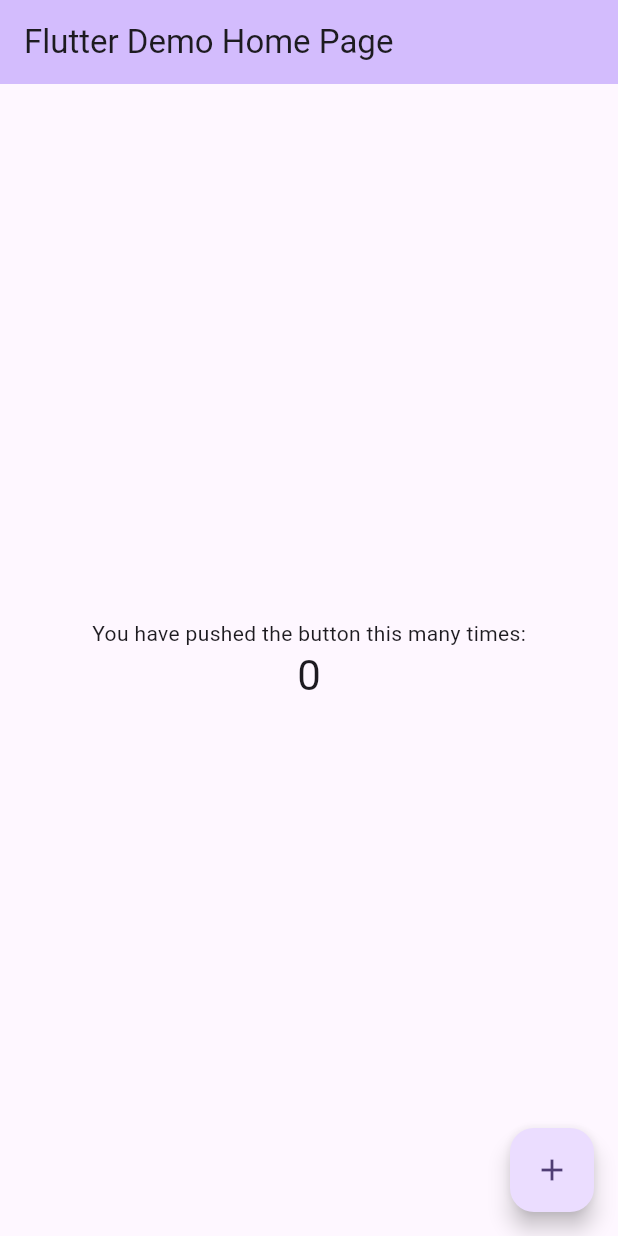
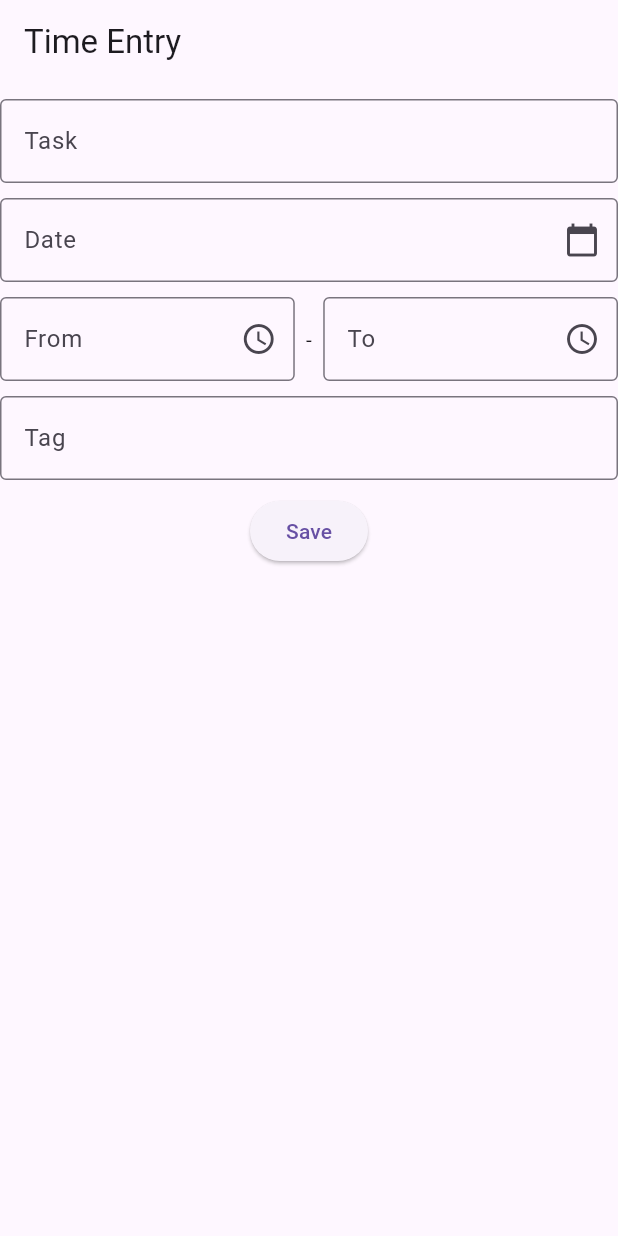
Before and after one commit to kaleabtesfaye01/task_management_app, a Flutter app: the screen it shows after launch, on a phone screen of 412 x 824 dp. Run offline on Flutter 3.47's test engine with Material 3 defaults, Android fonts, the phone set to English and light mode, and no system bars.

Commit message:
create time entry page to record tasks

```diff
--- a/lib/main.dart
+++ b/lib/main.dart
@@ -1,4 +1,5 @@
 import 'package:flutter/material.dart';
+import 'package:task_management_app/time_entry_page.dart';
 
 void main() {
   runApp(const MyApp());
@@ -7,119 +8,12 @@ void main() {
 class MyApp extends StatelessWidget {
   const MyApp({super.key});
 
-  // This widget is the root of your application.
   @override
   Widget build(BuildContext context) {
-    return MaterialApp(
-      title: 'Flutter Demo',
-      theme: ThemeData(
-        // This is the theme of your application.
-        //
-        // TRY THIS: Try running your application with "flutter run". You'll see
-        // the application has a purple toolbar. Then, without quitting the app,
-        // try changing the seedColor in the colorScheme below to Colors.green
-        // and then invoke "hot reload" (save your changes or press the "hot
-        // reload" button in a Flutter-supported IDE, or press "r" if you used
-        // the command line to start the app).
-        //
-        // Notice that the counter didn't reset back to zero; the application
-        // state is not lost during the reload. To reset the state, use hot
-        // restart instead.
-        //
-        // This works for code too, not just values: Most code changes can be
-        // tested with just a hot reload.
-        colorScheme: ColorScheme.fromSeed(seedColor: Colors.deepPurple),
-        useMaterial3: true,
-      ),
-      home: const MyHomePage(title: 'Flutter Demo Home Page'),
+    return const MaterialApp(
+      debugShowCheckedModeBanner: false,
+      title: 'Task Management App',
+      home: TimeEntryPage(),
     );
   }
 }
-
-class MyHomePage extends StatefulWidget {
-  const MyHomePage({super.key, required this.title});
-
-  // This widget is the home page of your application. It is stateful, meaning
-  // that it has a State object (defined below) that contains fields that affect
-  // how it looks.
-
-  // This class is the configuration for the state. It holds the values (in this
-  // case the title) provided by the parent (in this case the App widget) and
-  // used by the build method of the State. Fields in a Widget subclass are
-  // always marked "final".
-
-  final String title;
-
-  @override
-  State<MyHomePage> createState() => _MyHomePageState();
-}
-
-class _MyHomePageState extends State<MyHomePage> {
-  int _counter = 0;
-
-  void _incrementCounter() {
-    setState(() {
-      // This call to setState tells the Flutter framework that something has
-      // changed in this State, which causes it to rerun the build method below
-      // so that the display can reflect the updated values. If we changed
-      // _counter without calling setState(), then the build method would not be
-      // called again, and so nothing would appear to happen.
-      _counter++;
-    });
-  }
-
-  @override
-  Widget build(BuildContext context) {
-    // This method is rerun every time setState is called, for instance as done
-    // by the _incrementCounter method above.
-    //
-    // The Flutter framework has been optimized to make rerunning build methods
-    // fast, so that you can just rebuild anything that needs updating rather
-    // than having to individually change instances of widgets.
-    return Scaffold(
-      appBar: AppBar(
-        // TRY THIS: Try changing the color here to a specific color (to
-        // Colors.amber, perhaps?) and trigger a hot reload to see the AppBar
-        // change color while the other colors stay the same.
-        backgroundColor: Theme.of(context).colorScheme.inversePrimary,
-        // Here we take the value from the MyHomePage object that was created by
-        // the App.build method, and use it to set our appbar title.
-        title: Text(widget.title),
-      ),
-      body: Center(
-        // Center is a layout widget. It takes a single child and positions it
-        // in the middle of the parent.
-        child: Column(
-          // Column is also a layout widget. It takes a list of children and
-          // arranges them vertically. By default, it sizes itself to fit its
-          // children horizontally, and tries to be as tall as its parent.
-          //
-          // Column has various properties to control how it sizes itself and
-          // how it positions its children. Here we use mainAxisAlignment to
-          // center the children vertically; the main axis here is the vertical
-          // axis because Columns are vertical (the cross axis would be
-          // horizontal).
-          //
-          // TRY THIS: Invoke "debug painting" (choose the "Toggle Debug Paint"
-          // action in the IDE, or press "p" in the console), to see the
-          // wireframe for each widget.
-          mainAxisAlignment: MainAxisAlignment.center,
-          children: <Widget>[
-            const Text(
-              'You have pushed the button this many times:',
-            ),
-            Text(
-              '$_counter',
-              style: Theme.of(context).textTheme.headlineMedium,
-            ),
-          ],
-        ),
-      ),
-      floatingActionButton: FloatingActionButton(
-        onPressed: _incrementCounter,
-        tooltip: 'Increment',
-        child: const Icon(Icons.add),
-      ), // This trailing comma makes auto-formatting nicer for build methods.
-    );
-  }
-}
--- /dev/null
+++ b/lib/time_entry_page.dart
@@ -0,0 +1,186 @@
+import 'package:flutter/material.dart';
+import 'package:intl/intl.dart';
+
+class TimeEntryPage extends StatefulWidget {
+  const TimeEntryPage({super.key});
+
+  @override
+  State<TimeEntryPage> createState() => _TimeEntryPageState();
+}
+
+class _TimeEntryPageState extends State<TimeEntryPage> {
+  // variables
+  DateTime? _selectedDate;
+  TimeOfDay? _fromTime;
+  TimeOfDay? _toTime;
+
+  final _taskController = TextEditingController();
+  final _tagController = TextEditingController();
+
+  // modules
+  Future<void> _selectDate(BuildContext context) async {
+    final DateTime? picked = await showDatePicker(
+      context: context,
+      initialDate: _selectedDate ?? DateTime.now(),
+      firstDate: DateTime(2000),
+      lastDate: DateTime(2100),
+    );
+    if (picked != null && picked != _selectedDate) {
+      setState(() {
+        _selectedDate = picked;
+      });
+    }
+  }
+
+  Future<void> _selectFromTime(BuildContext context) async {
+    final TimeOfDay? picked = await showTimePicker(
+      context: context,
+      initialTime: _fromTime ?? TimeOfDay.now(),
+    );
+    if (picked != null && picked != _fromTime) {
+      setState(() {
+        _fromTime = picked;
+      });
+    }
+  }
+
+  Future<void> _selectToTime(BuildContext context) async {
+    final TimeOfDay? picked = await showTimePicker(
+      context: context,
+      initialTime: _toTime ?? TimeOfDay.now(),
+    );
+    if (picked != null && picked != _toTime) {
+      setState(() {
+        _toTime = picked;
+      });
+    }
+  }
+
+  // UI
+  @override
+  Widget build(BuildContext context) {
+    return Scaffold(
+      appBar: AppBar(
+        title: const Text('Time Entry'),
+      ),
+      body: SafeArea(
+        child: Column(
+          children: <Widget>[
+            const SizedBox(height: 10),
+            TextField(
+              decoration: const InputDecoration(
+                labelText: 'Task',
+                border: OutlineInputBorder(),
+              ),
+              controller: _taskController,
+            ),
+            const SizedBox(height: 10),
+            GestureDetector(
+              onTap: () => _selectDate(context),
+              child: AbsorbPointer(
+                child: TextField(
+                  decoration: const InputDecoration(
+                    labelText: 'Date',
+                    border: OutlineInputBorder(),
+                    suffixIcon: Icon(Icons.calendar_today),
+                  ),
+                  controller: TextEditingController(
+                      text: _selectedDate == null
+                          ? ''
+                          : DateFormat.yMd().format(_selectedDate!)),
+                  readOnly: true,
+                ),
+              ),
+            ),
+            const SizedBox(height: 10),
+            Row(
+              children: <Widget>[
+                Expanded(
+                  child: GestureDetector(
+                    onTap: () => _selectFromTime(context),
+                    child: AbsorbPointer(
+                      child: TextField(
+                        decoration: const InputDecoration(
+                          labelText: 'From',
+                          border: OutlineInputBorder(),
+                          suffixIcon: Icon(Icons.access_time),
+                        ),
+                        controller: TextEditingController(
+                            text: _fromTime == null
+                                ? ''
+                                : _fromTime!.format(context)),
+                        readOnly: true,
+                      ),
+                    ),
+                  ),
+                ),
+                const Text('  -  '),
+                Expanded(
+                  child: GestureDetector(
+                    onTap: () => _selectToTime(context),
+                    child: AbsorbPointer(
+                      child: TextField(
+                        decoration: const InputDecoration(
+                          labelText: 'To',
+                          border: OutlineInputBorder(),
+                          suffixIcon: Icon(Icons.access_time),
+                        ),
+                        controller: TextEditingController(
+                            text: _toTime == null
+                                ? ''
+                                : _toTime!.format(context)),
+                        readOnly: true,
+                      ),
+                    ),
+                  ),
+                ),
+              ],
+            ),
+            const SizedBox(height: 10),
+            TextField(
+              decoration: const InputDecoration(
+                labelText: 'Tag',
+                border: OutlineInputBorder(),
+              ),
+              controller: _tagController,
+            ),
+            const SizedBox(height: 10),
+            ElevatedButton(
+              onPressed: () => showDialog(
+                context: context,
+                builder: (BuildContext context) {
+                  return AlertDialog(
+                    title: const Text('Task Details'),
+                    content: Column(
+                      mainAxisSize: MainAxisSize.min,
+                      children: <Widget>[
+                        Text('Task: ${_taskController.text}'),
+                        const SizedBox(height: 10),
+                        Text('Date: ${_selectedDate == null ? '' : DateFormat.yMd().format(_selectedDate!)}'),
+                        const SizedBox(height: 10),
+                        Text('From: ${_fromTime == null ? '' : _fromTime!.format(context)}'),
+                        const SizedBox(height: 10),
+                        Text('To: ${_toTime == null ? '' : _toTime!.format(context)}'),
+                        const SizedBox(height: 10),
+                        Text('Tag: ${_tagController.text}'),
+                      ],
+                    ),
+                    actions: <Widget>[
+                      TextButton(
+                        onPressed: () {
+                          Navigator.of(context).pop();
+                        },
+                        child: const Text('Close'),
+                      ),
+                    ],
+                  );
+                },
+              ),
+              child: const Text('Save'),
+            ),
+          ],
+        ),
+      ),
+    );
+  }
+}
--- a/pubspec.yaml
+++ b/pubspec.yaml
@@ -35,6 +35,7 @@ dependencies:
   # The following adds the Cupertino Icons font to your application.
   # Use with the CupertinoIcons class for iOS style icons.
   cupertino_icons: ^1.0.8
+  intl: ^0.19.0
 
 dev_dependencies:
   flutter_test:
```
